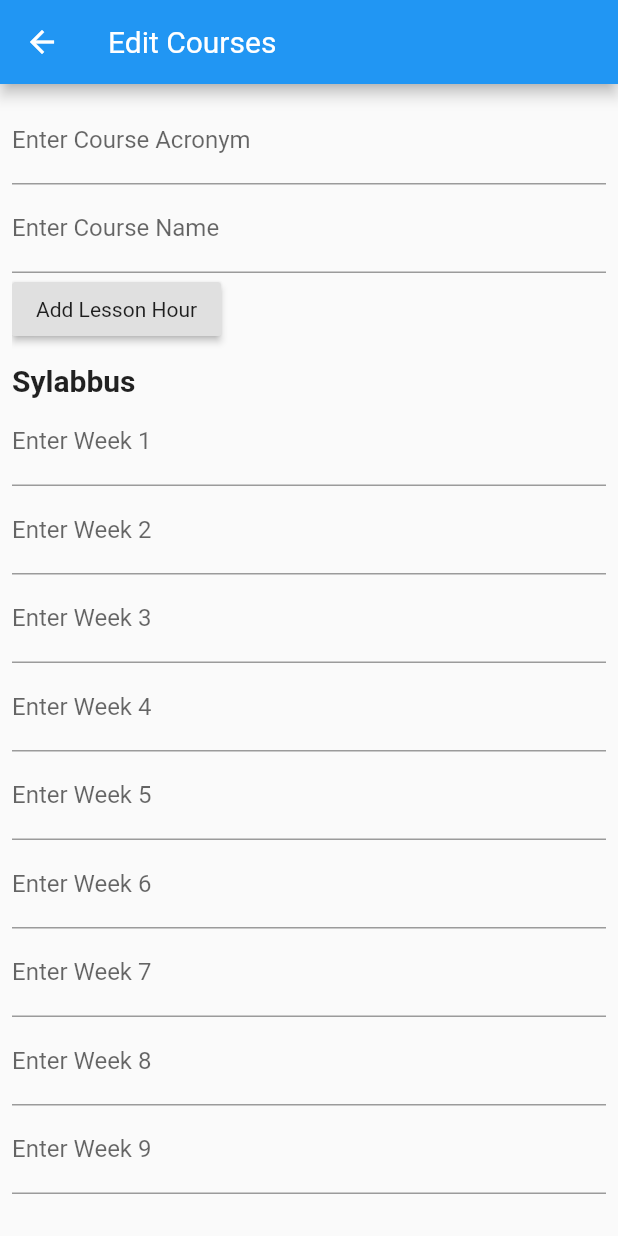
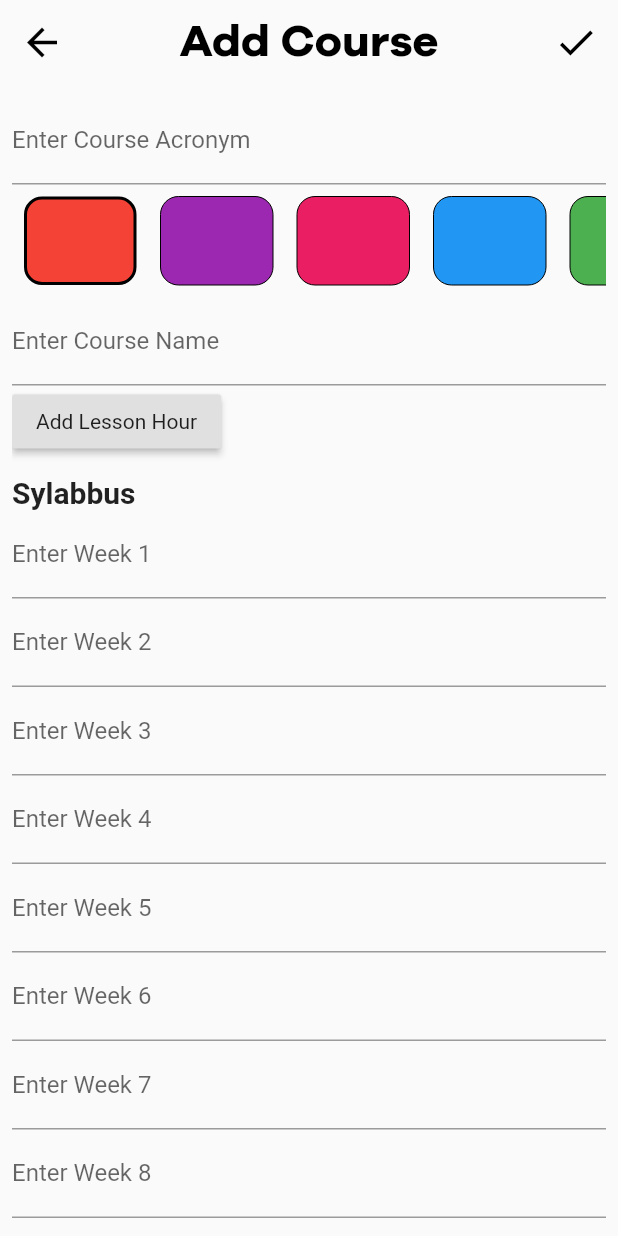
Before and after one commit to utarit/metu_buddy, a Flutter app: the CourseEditScreen screen opened directly, on a phone screen of 412 x 824 dp. Run offline on Flutter 3.47's test engine with Material 2 defaults, Android fonts, the phone set to English and light mode, and no system bars; our stand-ins replace flutter_datetime_picker, hive; accounts and stored records are empty; network calls fail; statements that could not run were skipped.

Commit message:
course color code, home bugfix, deadline sorting

```diff
--- a/lib/models/course.dart
+++ b/lib/models/course.dart
@@ -14,8 +14,10 @@ class Course {
   List<String> syllabus;
   @HiveField(4)
   int key;
+  @HiveField(5)
+  int color;
 
-  Course({this.acronym, this.fullName, this.hours, this.syllabus});
+  Course({this.acronym, this.fullName, this.hours, this.syllabus, this.color});
 }
 
 @HiveType()
--- a/lib/models/deadline.dart
+++ b/lib/models/deadline.dart
@@ -17,7 +17,6 @@ class Deadline {
   Deadline({this.course, this.endTime, this.key, this.description});
   @override
   String toString() {
-    // TODO: implement toString
     return "$endTime $description";
   }
 }
--- a/lib/models/food.dart
+++ b/lib/models/food.dart
@@ -22,13 +22,13 @@ class Food {
       // If server returns an OK response, parse the JSON.
       dynamic body = json.decode(utf8.decode(response.bodyBytes));
       if(body == null){
-        return Future.error("Body is null");
+        return null;
       } else {
         return Food.fromJson(body);
       }
     } else {
       // If that response was not OK, throw an error.
-      return Future.error("Connection Error");
+      return null;
     }
   }
 }
--- a/lib/screens/course_edit_screen.dart
+++ b/lib/screens/course_edit_screen.dart
@@ -15,7 +15,19 @@ class _CourseEditScreenState extends State<CourseEditScreen> {
   List<CourseTime> lessonHours;
   int _tmpHour;
   int _tmpDay;
+  int _selectedColor = 0;
 
+  final courseColors = [
+    Colors.red.value,
+    Colors.purple.value,
+    Colors.pink.value,
+    Colors.blue.value,
+    Colors.green.value,
+    Colors.orange.value,
+    Colors.cyan.value,
+    Colors.indigo.value,
+    Colors.lime.value
+  ];
 
   _showBottomSheet(context) {
     showModalBottomSheet(
@@ -120,7 +132,40 @@ class _CourseEditScreenState extends State<CourseEditScreen> {
   Widget build(BuildContext context) {
     return Scaffold(
       appBar: AppBar(
-        title: Text("Edit Courses"),
+        elevation: 0,
+        backgroundColor: Colors.transparent,
+        centerTitle: true,
+        leading: IconButton(
+          color: Colors.black,
+          icon: Icon(
+            Icons.arrow_back,
+            size: 30,
+          ),
+          onPressed: () => Navigator.pop(context),
+        ),
+        title: Text(
+          "Add Course",
+          style: TextStyle(
+              fontFamily: "Galano",
+              fontSize: 30,
+              fontWeight: FontWeight.bold,
+              color: Colors.black),
+        ),
+        actions: <Widget>[
+          IconButton(
+            icon: Icon(
+              Icons.done,
+              color: Colors.black,
+              size: 30,
+            ),
+            onPressed: () {
+              _submitCourse(context);
+            },
+          ),
+          SizedBox(
+            width: 4,
+          )
+        ],
       ),
       body: Form(
           key: _formKey,
@@ -130,9 +175,6 @@ class _CourseEditScreenState extends State<CourseEditScreen> {
               child: Column(
                 crossAxisAlignment: CrossAxisAlignment.start,
                 children: <Widget>[
-                  // Text("Add Course",
-                  //     style:
-                  //         TextStyle(fontSize: 20, fontWeight: FontWeight.w700)),
                   TextFormField(
                     controller: courseAcronymController,
                     decoration:
@@ -145,6 +187,31 @@ class _CourseEditScreenState extends State<CourseEditScreen> {
                       }
                       return null;
                     },
+                  ),
+                  SizedBox(
+                    height: 75,
+                    child: ListView.builder(
+                      scrollDirection: Axis.horizontal,
+                      itemCount: courseColors.length,
+                      itemBuilder: (context, index) {
+                        return FlatButton(
+                          padding: EdgeInsets.all(0),
+                          onPressed: () {
+                            setState(() {
+                              _selectedColor = index;
+                            });
+                          },
+                          child: Container(
+                            margin: EdgeInsets.all(8),
+                            width: 75,
+                            decoration: BoxDecoration(
+                              border: _selectedColor == index ? Border.all(color: Colors.black, width: 2): Border.all(width: 0),
+                              borderRadius: BorderRadius.circular(12),
+                              color: Color(courseColors[index]),),
+                          ),
+                        );
+                      },
+                    ),
                   ),
                   TextFormField(
                     controller: courseNameController,
@@ -224,26 +291,25 @@ class _CourseEditScreenState extends State<CourseEditScreen> {
                       );
                     }),
                   ),
-                  RaisedButton(
-                    child: Text("Add Course"),
-                    onPressed: () {
+                ],
+              ),
+            ),
+          )),
+    );
+  }
+
+  void _submitCourse(BuildContext context) {
     if (_formKey.currentState.validate()) {
       Course course = Course(
           acronym: courseAcronymController.text.toUpperCase(),
           fullName: courseNameController.text,
           hours: lessonHours,
+          color: courseColors[_selectedColor],
           syllabus: syllabusControllerList
               .map((f) => f.text.isEmpty ? "-" : f.text)
               .toList());
       print(course.syllabus);
       Navigator.pop(context, course);
     }
-                    },
-                  )
-                ],
-              ),
-            ),
-          )),
-    );
   }
 }
--- a/pubspec.yaml
+++ b/pubspec.yaml
@@ -11,7 +11,7 @@ description: A buddy to help METU students
 # In iOS, build-name is used as CFBundleShortVersionString while build-number used as CFBundleVersion.
 # Read more about iOS versioning at
 # https://developer.apple.com/library/archive/documentation/General/Reference/InfoPlistKeyReference/Articles/CoreFoundationKeys.html
-version: 1.0.2+3
+version: 1.0.5+5
 
 environment:
   sdk: ">=2.2.2 <3.0.0"
```
Also changed, not shown: lib/components/beta_widget.dart (added, +28 -0 lines), lib/components/food_widget.dart (+5 -7 lines), lib/components/pool_widget.dart (+4 -13 lines), lib/screens/agenda_screen.dart (+10 -9 lines), lib/screens/deadline_screen.dart (+7 -3 lines), lib/screens/home_screen.dart (+13 -5 lines), lib/models/course.g.dart, lib/models/deadline.g.dart, 1 other file. Lines whose indentation alone changed are shown as unchanged.
